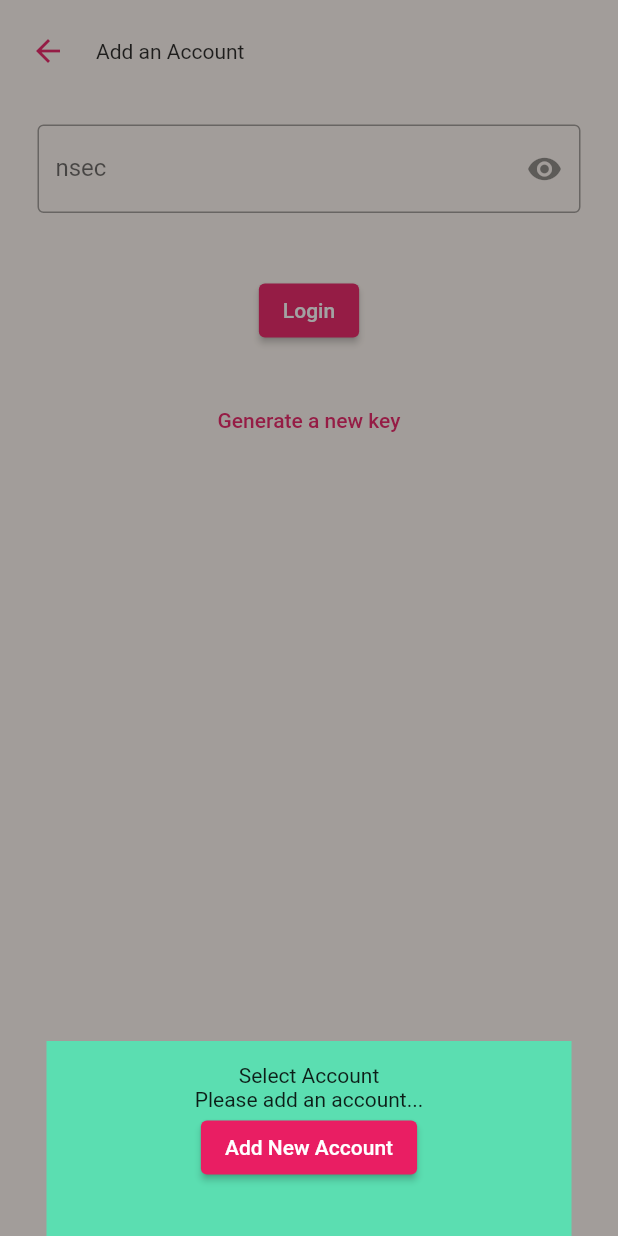
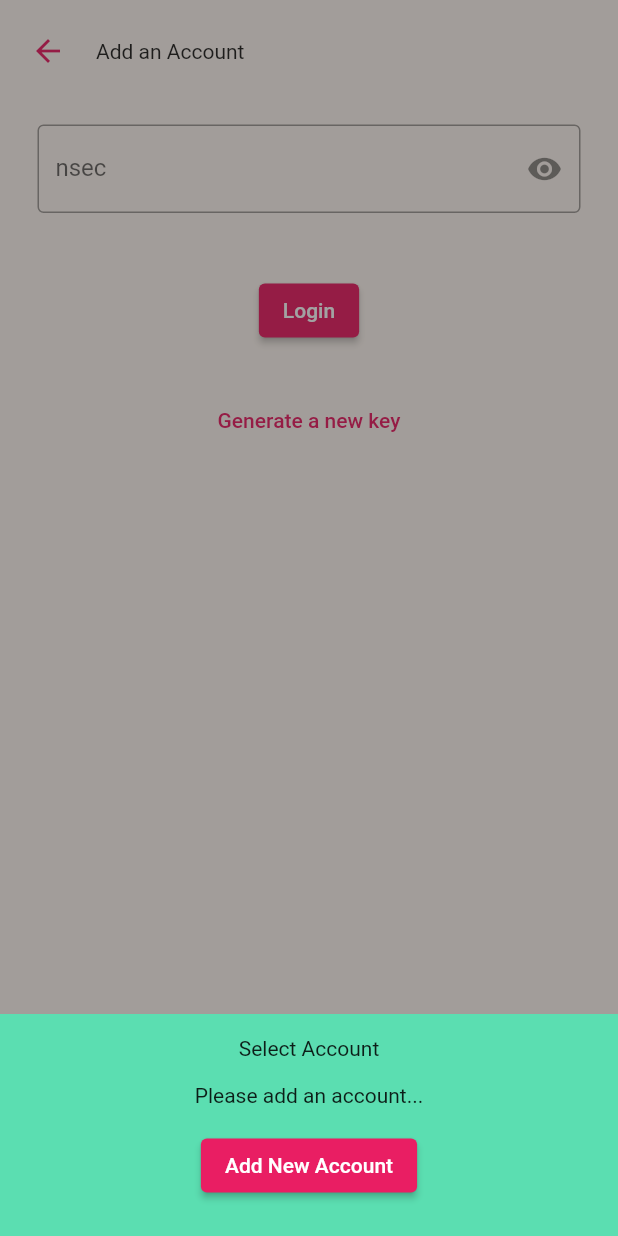
Before and after one commit to wavlake/watermelon, a Flutter app: the screen it shows after launch, after a tap on "Switch profile", on a phone screen of 412 x 824 dp. Run offline on Flutter 3.47's test engine with Material 2 defaults, Android fonts, the phone set to English and light mode, and no system bars; our stand-ins replace flutter_secure_storage, get_storage; missing offline and left inert: mobile_scanner, nostr, nostr_tools; Roboto replaces fonts that are missing (Poppins).

Commit message:
improve profile picker

```diff
--- a/lib/layout_wrapper.dart
+++ b/lib/layout_wrapper.dart
@@ -44,11 +44,14 @@ class _LayoutWrapperState extends State<LayoutWrapper> {
               mainAxisAlignment: MainAxisAlignment.spaceBetween,
               children: [
                 widget.page,
-                TextButton(
-                    onPressed: () {
-                      openProfilePicker();
-                    },
-                    child: const Text("Switch profile"))
+                Padding(
+                  padding: const EdgeInsets.only(bottom: 20.0),
+                  child: TextButton(
+                      onPressed: () {
+                        openProfilePicker();
+                      },
+                      child: const Text("Switch profile")),
+                )
               ],
             ),
           )),
@@ -60,6 +63,8 @@ class _LayoutWrapperState extends State<LayoutWrapper> {
           return Stack(
             children: [
               mainArea,
+              // The stack widget lets us display the profile picker on top of the mainArea widget
+              // if showProfilePicker is true, we spread the contents of the array below "...[]"
               if (showProfilePicker) ...[
                 Opacity(
                   opacity: 0.4,
@@ -84,9 +89,11 @@ class _LayoutWrapperState extends State<LayoutWrapper> {
                         decoration:
                             const BoxDecoration(color: WavlakeColors.mint),
                         child: SizedBox(
-                          width: 350,
-                          child: UserProfileScreen(
-                            closeProfilePicker: closeProfilePicker,
+                          width: MediaQuery.of(context).size.width,
+                          child: SafeArea(
+                            child: UserProfileScreen(
+                              closeProfilePicker: closeProfilePicker,
+                            ),
                           ),
                         ),
                       )
--- a/lib/main.dart
+++ b/lib/main.dart
@@ -11,6 +11,7 @@ import 'screens/loading_screen.dart';
 import 'model/state.dart';
 import 'package:flutter/services.dart'; // For `SystemChrome`
 
+// https://dartling.dev/toggle-full-screen-mode-in-flutter#heading-types-of-full-screen-modes
 void enterFullScreen() {
   SystemChrome.setEnabledSystemUIMode(SystemUiMode.manual, overlays: []);
 }
@@ -42,7 +43,7 @@ class MyApp extends StatelessWidget {
   @override
   Widget build(BuildContext context) {
     return MaterialApp(
-      theme: ThemeData(primarySwatch: Colors.pink, fontFamily: 'Roboto'),
+      theme: ThemeData(primarySwatch: Colors.pink, fontFamily: 'Poppins'),
       debugShowCheckedModeBanner: false,
       title: 'dispute',
       home: _MyHomePage(),
--- a/lib/screens/userProfile/user_profile_screen.dart
+++ b/lib/screens/userProfile/user_profile_screen.dart
@@ -3,7 +3,6 @@ import 'package:provider/provider.dart';
 import 'package:watermelon/model/constants.dart';
 
 import 'profile_row.dart';
-import '../../components/delete_all_data_dialog.dart';
 import '../../model/state.dart';
 
 class UserProfileScreen extends StatelessWidget {
@@ -21,7 +20,10 @@ class UserProfileScreen extends StatelessWidget {
           crossAxisAlignment: CrossAxisAlignment.center,
           mainAxisAlignment: MainAxisAlignment.spaceBetween,
           children: [
-            const Text("Select Account"),
+            const Padding(
+              padding: EdgeInsets.only(bottom: 15.0),
+              child: Text("Select Account"),
+            ),
             ...appState.userProfiles.isEmpty
                 ? [const Text("Please add an account...")]
                 : appState.userProfiles.map((profile) {
@@ -30,7 +32,7 @@ class UserProfileScreen extends StatelessWidget {
                         closeProfilePicker: closeProfilePicker);
                   }).toList(),
             Padding(
-              padding: const EdgeInsets.only(bottom: 20.0),
+              padding: const EdgeInsets.only(top: 15.0, bottom: 8.0),
               child: ElevatedButton(
                   onPressed: () {
                     closeProfilePicker();
```
